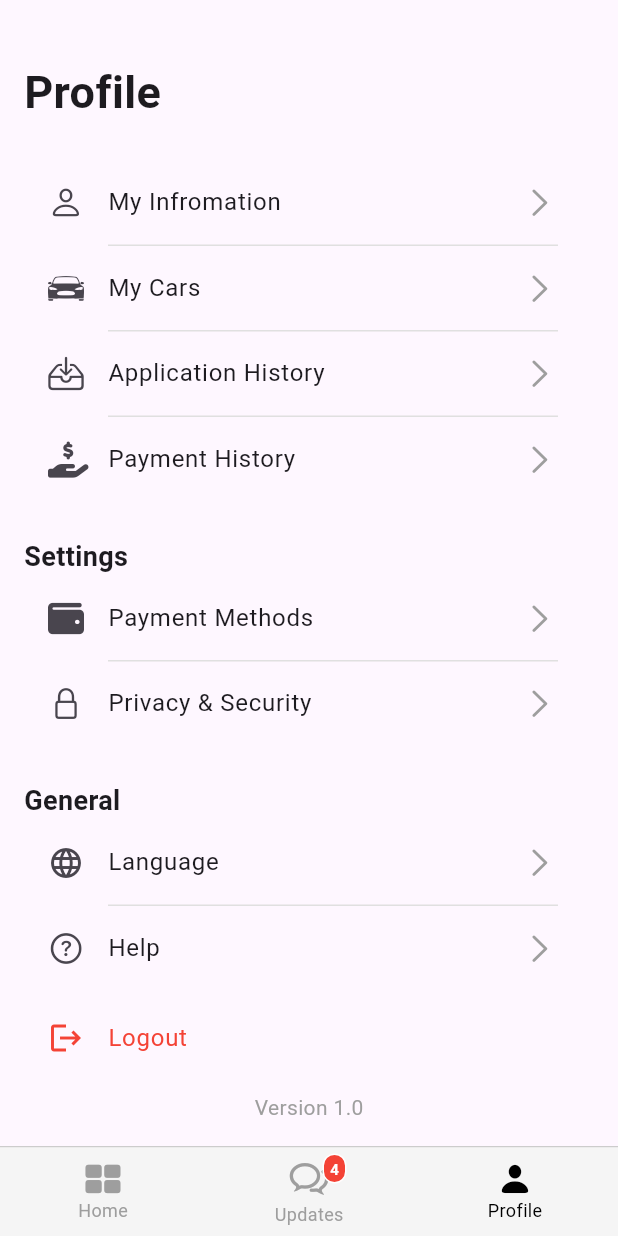
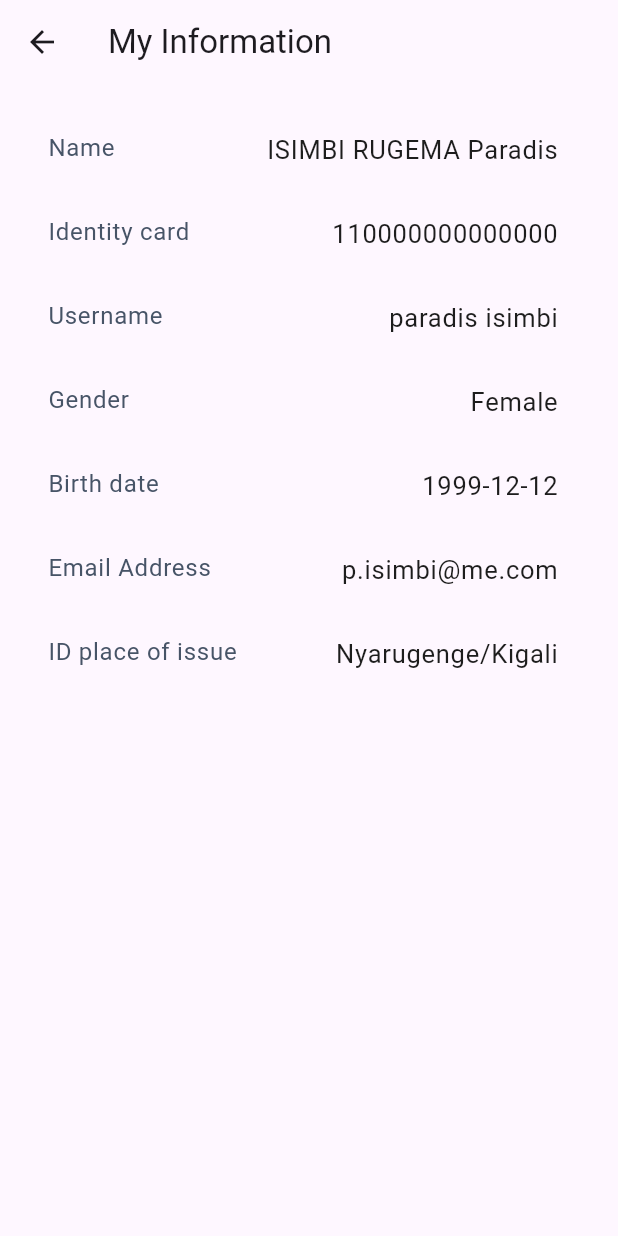
Before and after one commit to nkusikevin/pass-poc, a Flutter app: the screen it shows after launch, item 3 of the bottom bar chosen, after a tap on "My Infromation", on a phone screen of 412 x 824 dp. Run offline on Flutter 3.47's test engine with Material 3 defaults, Android fonts, the phone set to English and light mode, and no system bars; our stand-ins replace bloc, equatable, flutter_bloc, font_awesome_flutter.

Commit message:
added profile page

```diff
--- a/lib/app.dart
+++ b/lib/app.dart
@@ -2,7 +2,7 @@
 import 'package:flutter/material.dart';
 import 'package:flutter/cupertino.dart';
 import 'pages/home_page.dart';
-import 'pages/profile.dart';
+import 'pages/profile/profile.dart';
 import 'pages/updates.dart';
 
 class MyAppView extends StatefulWidget {
--- a/lib/pages/profile.dart
+++ /dev/null
@@ -1,138 +0,0 @@
-import 'package:flutter/material.dart';
-import 'package:flutter/cupertino.dart';
-import 'package:font_awesome_flutter/font_awesome_flutter.dart';
-
-class Profile extends StatelessWidget {
-  const Profile({super.key});
-
-  @override
-  Widget build(BuildContext context) {
-    return Padding(
-      padding: const EdgeInsets.all(16.0),
-      child: Column(
-        crossAxisAlignment: CrossAxisAlignment.start,
-        children: [
-          const SizedBox(height: 24.0),
-          const Text(
-            'Profile',
-            style: TextStyle(
-              fontSize: 30,
-              fontWeight: FontWeight.bold,
-            ),
-          ),
-          const SizedBox(height: 24.0),
-          _buildListTile(
-            icon: CupertinoIcons.person,
-            title: 'My Infromation',
-            onTap: () {},
-          ),
-          _buildListTile(
-            icon: CupertinoIcons.car_detailed,
-            title: 'My Cars',
-            onTap: () {},
-          ),
-          _buildListTile(
-            icon: CupertinoIcons.tray_arrow_down,
-            title: 'Application History',
-            onTap: () {},
-          ),
-          _buildListTile(
-            icon: FontAwesomeIcons.handHoldingDollar,
-            title: 'Payment History',
-            onTap: () {},
-          ),
-          const SizedBox(height: 24.0),
-          const Text(
-            'Settings',
-            style: TextStyle(
-              fontSize: 18.0,
-              fontWeight: FontWeight.bold,
-            ),
-          ),
-          _buildListTile(
-            icon: FontAwesomeIcons.wallet,
-            title: 'Payment Methods',
-            onTap: () {},
-          ),
-          _buildListTile(
-            icon: CupertinoIcons.lock,
-            title: 'Privacy & Security',
-            onTap: () {},
-          ),
-          const SizedBox(height: 24.0),
-          const Text(
-            'General',
-            style: TextStyle(
-              fontSize: 18.0,
-              fontWeight: FontWeight.bold,
-            ),
-          ),
-          _buildListTile(
-            icon: Icons.language,
-            title: 'Language',
-            onTap: () {},
-          ),
-          _buildListTile(
-            icon: CupertinoIcons.question_circle,
-            title: 'Help',
-            onTap: () {},
-          ),
-          const Spacer(),
-          _buildListTile(
-            icon: Icons.logout,
-            title: 'Logout',
-            textColor: Colors.red,
-            onTap: () {},
-          ),
-          const SizedBox(height: 8.0),
-          const Center(
-            child: Text(
-              'Version 1.0',
-              style: TextStyle(color: Colors.grey),
-            ),
-          ),
-        ],
-      ),
-    );
-  }
-
-  Widget _buildListTile({
-    required IconData icon,
-    required String title,
-    Color? textColor,
-    VoidCallback? onTap,
-  }) {
-    return Column(
-      children: [
-        ListTile(
-          leading: Icon(icon, color: textColor, size: 24.0),
-          title: Text(
-            title,
-            style: TextStyle(color: textColor),
-          ),
-          trailing: title != 'Logout'
-              ? const Icon(CupertinoIcons.right_chevron, color: Colors.grey)
-              : null,
-          onTap: onTap,
-        ),
-        if (title != 'Help' &&
-            title != 'Logout' &&
-            title != 'Payment History' &&
-            title != 'Privacy & Security')
-          Row(
-            children: [
-              const SizedBox(width: 56.0),
-              Expanded(
-                child: Divider(
-                  thickness: 1,
-                  height: 1,
-                  color: Colors.grey.shade300,
-                ),
-              ),
-              const SizedBox(width: 24.0),
-            ],
-          ),
-      ],
-    );
-  }
-}
--- /dev/null
+++ b/lib/pages/profile/my_info.dart
@@ -0,0 +1,65 @@
+import 'package:flutter/material.dart';
+
+class MyInfo extends StatelessWidget {
+  MyInfo({super.key});
+
+  final Map<String, dynamic> _data = {
+    'Name': 'ISIMBI RUGEMA Paradis',
+    'Identity card': '110000000000000',
+    'Username': 'paradis isimbi',
+    'Gender': 'Female',
+    'Birth date': '1999-12-12',
+    'Email Address': 'p.isimbi@me.com',
+    'ID place of issue': 'Nyarugenge/Kigali',
+  };
+
+  @override
+  Widget build(BuildContext context) {
+    return Scaffold(
+      appBar: AppBar(
+        title: const Text('My Information'),
+      ),
+      body: Padding(
+        padding: EdgeInsets.all(16.0),
+        child: ListView(
+          children: _data.entries
+              .map((entry) => _buildListTile(
+                    title: entry.key,
+                    titleValue: entry.value.toString(),
+                  ))
+              .toList(),
+        ),
+      ),
+    );
+  }
+}
+
+Widget _buildListTile({
+  required String title,
+  required String titleValue,
+}) {
+  return ListTile(
+    title: Row(
+      crossAxisAlignment: CrossAxisAlignment.start,
+      mainAxisAlignment: MainAxisAlignment.spaceBetween,
+      children: [
+        Text(
+          title,
+          style: const TextStyle(
+            fontWeight: FontWeight.w400,
+            fontSize: 16,
+            color: Color(0xFF475467),
+          ),
+        ),
+        Text(
+          titleValue,
+          style: const TextStyle(
+            fontSize: 17,
+            fontWeight: FontWeight.w400,
+            color: Color(0xFF1D1D1D)
+          ),
+        ),
+      ],
+    ),
+  );
+}
--- /dev/null
+++ b/lib/pages/profile/profile.dart
@@ -0,0 +1,144 @@
+import 'package:flutter/material.dart';
+import 'package:flutter/cupertino.dart';
+import 'package:font_awesome_flutter/font_awesome_flutter.dart';
+import 'package:ipass_poc/pages/profile/my_info.dart';
+
+class Profile extends StatelessWidget {
+  const Profile({super.key});
+
+  @override
+  Widget build(BuildContext context) {
+    return Padding(
+      padding: const EdgeInsets.all(16.0),
+      child: Column(
+        crossAxisAlignment: CrossAxisAlignment.start,
+        children: [
+          const SizedBox(height: 24.0),
+          const Text(
+            'Profile',
+            style: TextStyle(
+              fontSize: 30,
+              fontWeight: FontWeight.bold,
+            ),
+          ),
+          const SizedBox(height: 24.0),
+          _buildListTile(
+            icon: CupertinoIcons.person,
+            title: 'My Infromation',
+            onTap: () {
+              Navigator.push(
+                context,
+                MaterialPageRoute(builder: (context) =>  MyInfo()),
+              );
+            },
+          ),
+          _buildListTile(
+            icon: CupertinoIcons.car_detailed,
+            title: 'My Cars',
+            onTap: () {},
+          ),
+          _buildListTile(
+            icon: CupertinoIcons.tray_arrow_down,
+            title: 'Application History',
+            onTap: () {},
+          ),
+          _buildListTile(
+            icon: FontAwesomeIcons.handHoldingDollar,
+            title: 'Payment History',
+            onTap: () {},
+          ),
+          const SizedBox(height: 24.0),
+          const Text(
+            'Settings',
+            style: TextStyle(
+              fontSize: 18.0,
+              fontWeight: FontWeight.bold,
+            ),
+          ),
+          _buildListTile(
+            icon: FontAwesomeIcons.wallet,
+            title: 'Payment Methods',
+            onTap: () {},
+          ),
+          _buildListTile(
+            icon: CupertinoIcons.lock,
+            title: 'Privacy & Security',
+            onTap: () {},
+          ),
+          const SizedBox(height: 24.0),
+          const Text(
+            'General',
+            style: TextStyle(
+              fontSize: 18.0,
+              fontWeight: FontWeight.bold,
+            ),
+          ),
+          _buildListTile(
+            icon: Icons.language,
+            title: 'Language',
+            onTap: () {},
+          ),
+          _buildListTile(
+            icon: CupertinoIcons.question_circle,
+            title: 'Help',
+            onTap: () {},
+          ),
+          const Spacer(),
+          _buildListTile(
+            icon: Icons.logout,
+            title: 'Logout',
+            textColor: Colors.red,
+            onTap: () {},
+          ),
+          const SizedBox(height: 8.0),
+          const Center(
+            child: Text(
+              'Version 1.0',
+              style: TextStyle(color: Colors.grey),
+            ),
+          ),
+        ],
+      ),
+    );
+  }
+
+  Widget _buildListTile({
+    required IconData icon,
+    required String title,
+    Color? textColor,
+    VoidCallback? onTap,
+  }) {
+    return Column(
+      children: [
+        ListTile(
+          leading: Icon(icon, color: textColor, size: 24.0),
+          title: Text(
+            title,
+            style: TextStyle(color: textColor),
+          ),
+          trailing: title != 'Logout'
+              ? const Icon(CupertinoIcons.right_chevron, color: Colors.grey)
+              : null,
+          onTap: onTap,
+        ),
+        if (title != 'Help' &&
+            title != 'Logout' &&
+            title != 'Payment History' &&
+            title != 'Privacy & Security')
+          Row(
+            children: [
+              const SizedBox(width: 56.0),
+              Expanded(
+                child: Divider(
+                  thickness: 1,
+                  height: 1,
+                  color: Colors.grey.shade300,
+                ),
+              ),
+              const SizedBox(width: 24.0),
+            ],
+          ),
+      ],
+    );
+  }
+}
```
Also changed, not shown: 20 other files.
